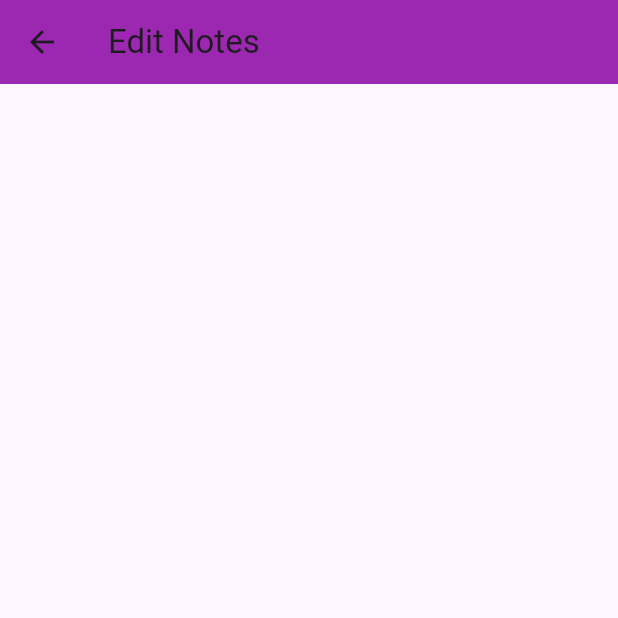
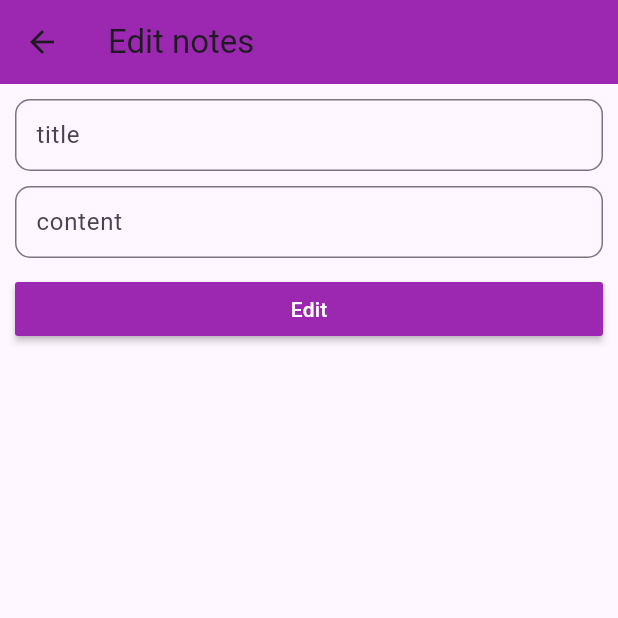
Before and after one commit to Mustafa-Mohamed26/noteApp, a Flutter app: the EditNotes screen opened by its route, on a phone screen of 412 x 824 dp, the top half of it. Run offline on Flutter 3.47's test engine with Material 3 defaults, Android fonts, the phone set to English and light mode, and no system bars; our stand-ins replace awesome_dialog, get, shared_preferences; accounts and stored records are empty; statements that could not run were skipped.

Commit message:
edit notes

```diff
--- a/client/lib/app/home.dart
+++ b/client/lib/app/home.dart
@@ -1,10 +1,12 @@
 // ignore_for_file: prefer_final_fields, unnecessary_new
 
+import 'package:client/app/notes/edit.dart';
 import 'package:client/components/cardnote.dart';
 import 'package:client/components/crud.dart';
 import 'package:client/constant/linkapi.dart';
 import 'package:client/main.dart';
 import 'package:flutter/material.dart';
+import 'package:get/get.dart';
 
 class Home extends StatefulWidget {
   const Home({super.key});
@@ -68,7 +70,9 @@ class _HomeState extends State<Home> {
                         physics: const NeverScrollableScrollPhysics(),
                         itemBuilder: (context, i) {
                           return CardNotes(
-                              ontap: () {},
+                              ontap: () {
+                                Navigator.of(context).push(MaterialPageRoute(builder: (context) => EditNotes(notes: snapshot.data['data'][i])));
+                              },
                               title:
                                   "${snapshot.data['data'][i]['notes_title']}",
                               content:
--- a/client/lib/app/notes/edit.dart
+++ b/client/lib/app/notes/edit.dart
@@ -1,26 +1,97 @@
+// ignore_for_file: prefer_final_fields, unnecessary_new
+
+import 'package:client/components/crud.dart';
+import 'package:client/components/customtextform.dart';
+import 'package:client/components/valid.dart';
+import 'package:client/constant/linkapi.dart';
+import 'package:client/main.dart';
 import 'package:flutter/material.dart';
 
 class EditNotes extends StatefulWidget {
-  const EditNotes({super.key});
+  final notes;
+  const EditNotes({super.key, this.notes});
 
   @override
   State<EditNotes> createState() => _EditNotesState();
 }
 
 class _EditNotesState extends State<EditNotes> {
+  GlobalKey<FormState> formstate = new GlobalKey<FormState>();
+
+  TextEditingController title = TextEditingController();
+  TextEditingController content = TextEditingController();
+
+  Crud _crud = new Crud();
+
+  bool isLoading = false;
+
+  editNotes() async {
+    if (formstate.currentState!.validate()) {
+      isLoading = true;
+      setState(() {});
+      var response = await _crud.postRequest(linkEditNotes, {
+        "title": title.text,
+        "content": content.text,
+        "id": widget.notes['notes_id'].toString(),
+      });
+      isLoading = false;
+      setState(() {});
+      if (response['status'] == 'success') {
+        Navigator.of(context).pushReplacementNamed("home");
+      } else {
+        // code here
+      }
+    }
+  }
+
+  @override
+  void initState() {
+    title.text = widget.notes['notes_title'];
+    content.text = widget.notes['notes_content'];
+    super.initState();
+  }
+
   @override
   Widget build(BuildContext context) {
     return Scaffold(
       appBar: AppBar(
-        title: Text("Edit Notes"),
+        title: Text("Edit notes"),
         backgroundColor: Colors.purple,
       ),
-      body: Container(
-        padding: EdgeInsets.all(10),
-        child: ListView(
-          children: [],
-        ),
-      ),
+      body: isLoading == true
+          ? Center(child: CircularProgressIndicator())
+          : Container(
+              padding: EdgeInsets.all(10),
+              child: Form(
+                key: formstate,
+                child: ListView(
+                  children: [
+                    CustomTextForm(
+                      hint: "title",
+                      myController: title,
+                      valid: (val) {
+                        return validInput(val!, 1, 40);
+                      },
+                    ),
+                    CustomTextForm(
+                      hint: "content",
+                      myController: content,
+                      valid: (val) {
+                        return validInput(val!, 10, 255);
+                      },
+                    ),
+                    MaterialButton(
+                      onPressed: () async {
+                        await editNotes();
+                      },
+                      child: const Text("Edit"),
+                      textColor: Colors.white,
+                      color: Colors.purple,
+                    ),
+                  ],
+                ),
+              ),
+            ),
     );
   }
 }
```
